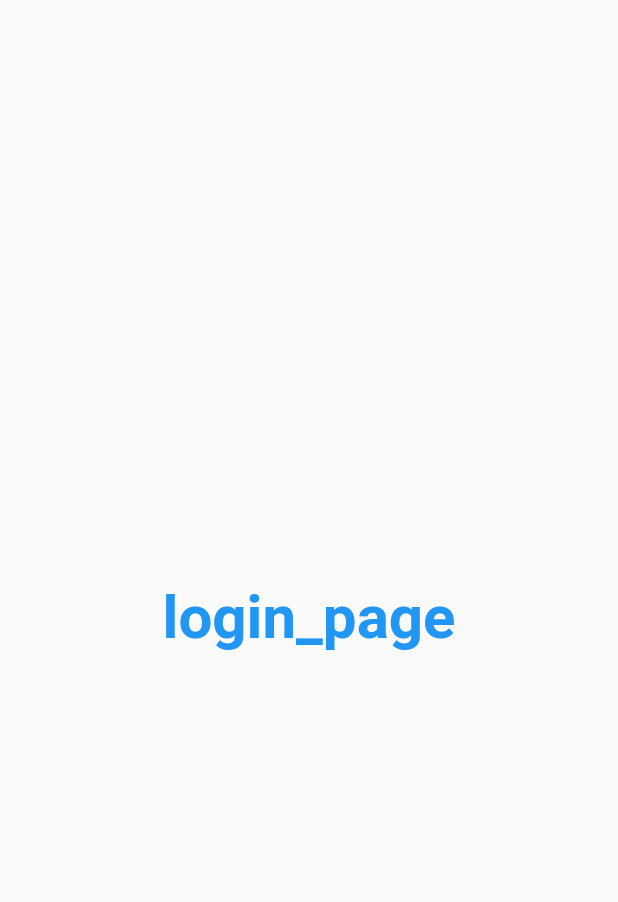
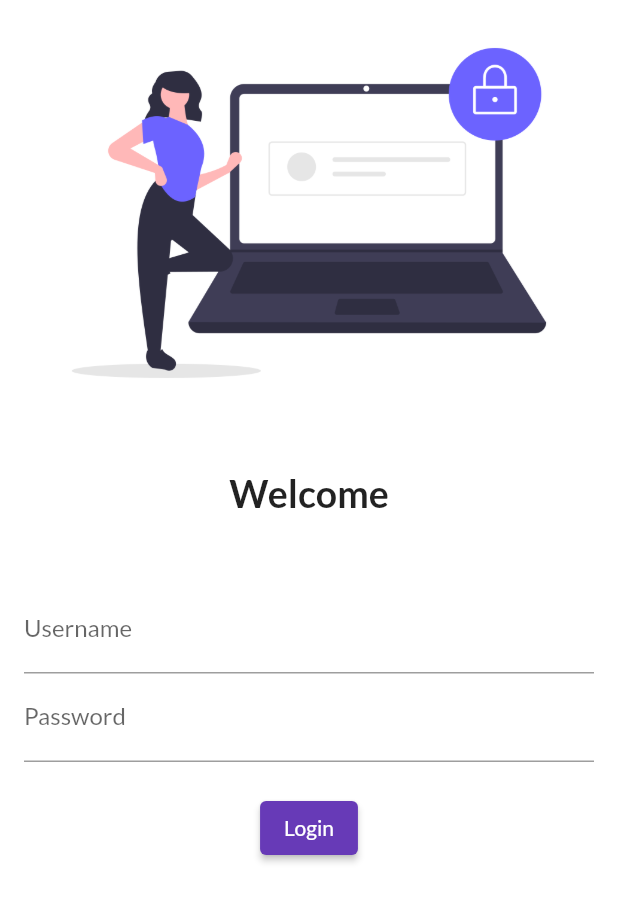
Before and after one commit to Ankushsup/Flutter, a Flutter app: the screen it shows after launch, on a phone screen of 412 x 824 dp. Shown: the top 902 px of the screen. Run offline on Flutter 3.47's test engine with Material 2 defaults, Android fonts, the phone set to English and light mode, and no system bars; our stand-ins replace google_fonts.

Commit message:
Day 4 completed

```diff
--- a/lib/main.dart
+++ b/lib/main.dart
@@ -3,6 +3,7 @@ import 'package:flutter/widgets.dart';
 
 import 'package:flutter_application_1/pages/Home_page.dart';
 import 'package:flutter_application_1/pages/LoginPage.dart';
+import 'package:google_fonts/google_fonts.dart';
 
 void main(){
   runApp(Myapp());
@@ -13,11 +14,15 @@ class Myapp extends StatelessWidget {
     return MaterialApp(
       // home: HomePage(),
       themeMode: ThemeMode.light,
-      theme: ThemeData(primarySwatch: Colors.deepPurple),
+      theme: ThemeData(
+        primarySwatch: Colors.deepPurple,
+        fontFamily: GoogleFonts.lato().fontFamily,
+        ),
+
       darkTheme: ThemeData(
         brightness: Brightness.light,
       ),
-      initialRoute: "/",
+      // initialRoute: "/",
       routes: {
         "/": (context) => LoginPage(),
         "/home" :(context) =>HomePage(),
--- a/lib/pages/LoginPage.dart
+++ b/lib/pages/LoginPage.dart
@@ -5,15 +5,58 @@ class LoginPage extends StatelessWidget {
   @override
   Widget build(BuildContext context) {
     return Material(
-      child: Center(
-        child: Text("login_page",
-        style: TextStyle(
-          fontSize: 40,
-          color: Colors.blue,
-          fontWeight: FontWeight.bold,
-        ),
-        ),
-        ),
+      color: Colors.white,
+      child: Column(
+        children: [
+          Image.asset("Assets/Images/login_image.png",
+          fit: BoxFit.cover,
+          ),
+          SizedBox(
+            height: 30.0,
+          ),
+          Text(
+            "Welcome",
+            style: TextStyle(
+              fontSize: 25,
+              fontWeight:FontWeight.bold,
+            ),
+          ),
+
+          SizedBox(
+            height: 30.0,
+          ),
+          Padding(
+            padding: const EdgeInsets.all(16.0),
+            child: Column(children: [
+              TextFormField(
+            decoration: InputDecoration(
+              hintText: "Enter Username",
+              labelText: "Username",
+            ),
+          ),
+          TextFormField(
+            obscureText: true,
+            decoration: InputDecoration(
+              hintText: "Enter the Password",
+              labelText: "Password",
+            ),
+          ),
+          SizedBox(
+            height: 20.0,
+          ),
+          ElevatedButton(
+            onPressed: () {
+              print("Hi Ankush");
+            },
+            child: Text("Login"),
+          ),
+
+            ]
+            ),
+            )
+
+        ],
+      )
     );
   }
 }
--- a/pubspec.yaml
+++ b/pubspec.yaml
@@ -34,6 +34,8 @@ dependencies:
   # The following adds the Cupertino Icons font to your application.
   # Use with the CupertinoIcons class for iOS style icons.
   cupertino_icons: ^1.0.2
+  google_fonts: ^3.0.1
+
 
 dev_dependencies:
   flutter_test:
@@ -58,8 +60,8 @@ flutter:
   uses-material-design: true
 
   # To add assets to your application, add an assets section, like this:
-  # assets:
-  #   - images/a_dot_burr.jpeg
+  assets:
+    - Assets/Images/
   #   - images/a_dot_ham.jpeg
 
   # An image asset can refer to one or more resolution-specific "variants", see
```
Also changed, not shown: Assets/Images/login_image.png (added), pubspec.lock, 1 other file.
